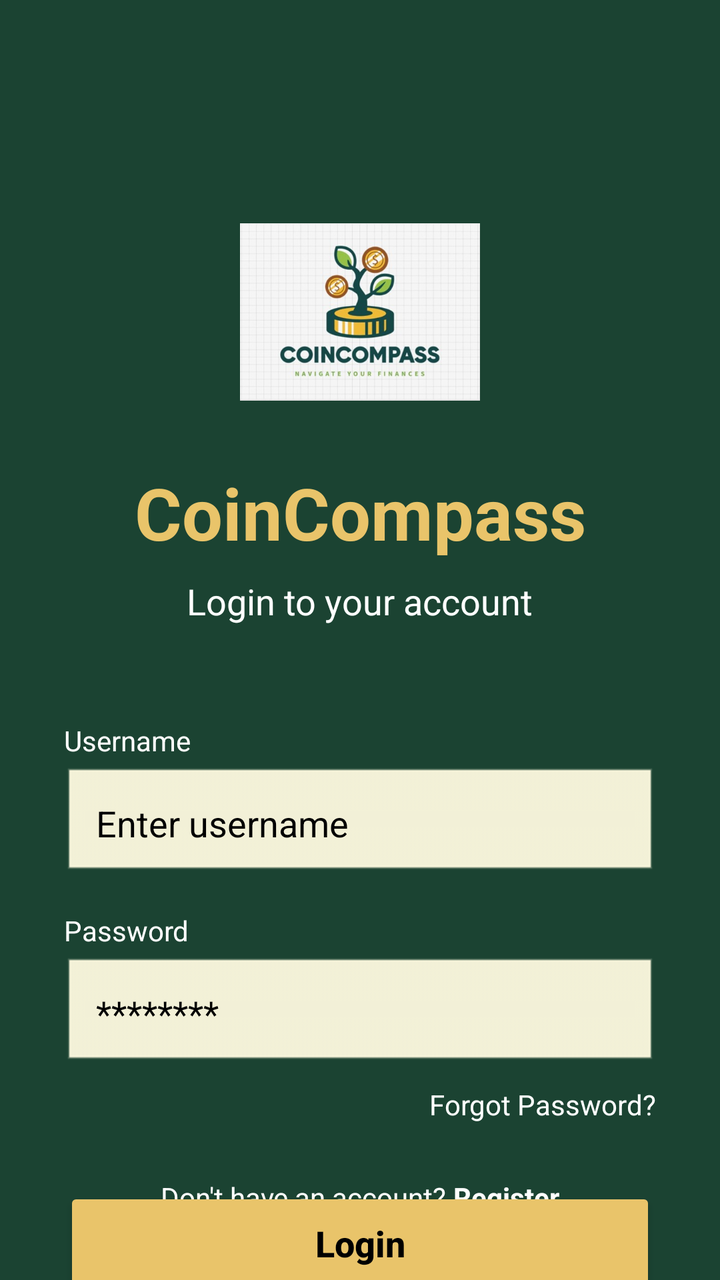
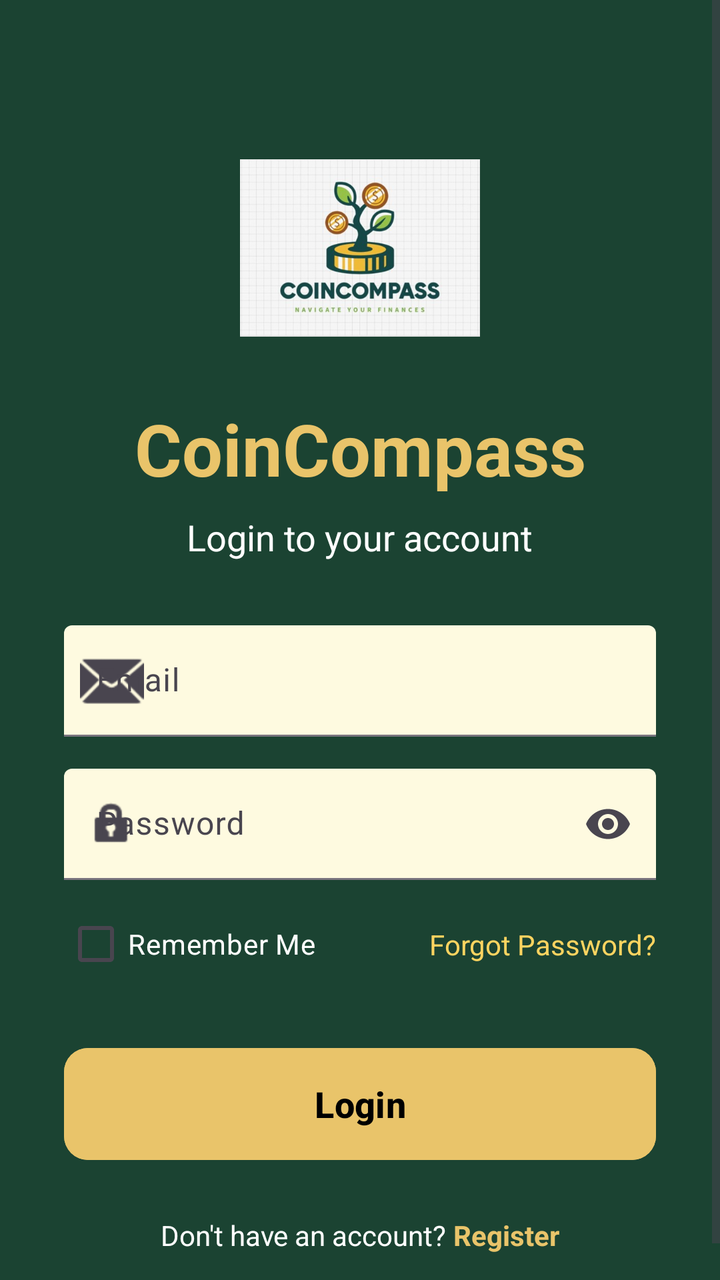

Compare the two renders of this Android layout. The source of the first and the diff that turns it into the second are given below.
<!-- AndroidManifest.xml: application theme Theme.CoinCompass -->
<!-- res/layout/activity_login.xml -->
<?xml version="1.0" encoding="utf-8"?>
<androidx.constraintlayout.widget.ConstraintLayout xmlns:android="http://schemas.android.com/apk/res/android"
    xmlns:app="http://schemas.android.com/apk/res-auto"
    xmlns:tools="http://schemas.android.com/tools"
    android:layout_width="match_parent"
    android:layout_height="match_parent"
    android:background="@color/dark_green"
    android:paddingTop="32dp"
    tools:context=".ui.LoginActivity">

    
    <ImageView
        android:id="@+id/logo"
        android:layout_width="120dp"
        android:layout_height="120dp"
        android:layout_marginTop="64dp"
        android:contentDescription="App Logo"
        app:layout_constraintEnd_toEndOf="parent"
        app:layout_constraintStart_toStartOf="parent"
        app:layout_constraintTop_toTopOf="parent"
        app:srcCompat="@drawable/ic_logo" />

    
    <TextView
        android:id="@+id/welcome_text"
        android:layout_width="wrap_content"
        android:layout_height="wrap_content"
        android:layout_marginTop="16dp"
        android:text="CoinCompass"
        android:textColor="@color/gold"
        android:textSize="36sp"
        android:textStyle="bold"
        app:layout_constraintEnd_toEndOf="parent"
        app:layout_constraintStart_toStartOf="parent"
        app:layout_constraintTop_toBottomOf="@id/logo" />

    <TextView
        android:id="@+id/subtitle"
        android:layout_width="wrap_content"
        android:layout_height="wrap_content"
        android:layout_marginTop="8dp"
        android:text="Login to your account"
        android:textColor="@color/white"
        android:textSize="18sp"
        app:layout_constraintEnd_toEndOf="parent"
        app:layout_constraintStart_toStartOf="parent"
        app:layout_constraintTop_toBottomOf="@id/welcome_text" />

    
    <LinearLayout
        android:id="@+id/input_container"
        android:layout_width="0dp"
        android:layout_height="wrap_content"
        android:layout_marginHorizontal="32dp"
        android:layout_marginTop="48dp"
        android:orientation="vertical"
        app:layout_constraintEnd_toEndOf="parent"
        app:layout_constraintStart_toStartOf="parent"
        app:layout_constraintTop_toBottomOf="@id/subtitle">

        <TextView
            android:layout_width="wrap_content"
            android:layout_height="wrap_content"
            android:text="Username"
            android:textColor="@color/white"
            android:layout_marginBottom="4dp"/>

        <EditText
            android:id="@+id/username_edit"
            android:layout_width="match_parent"
            android:layout_height="56dp"
            android:backgroundTint="@color/cream_input"
            android:background="@android:drawable/edit_text"
            android:hint="Enter username"
            android:padding="16dp"
            android:textColor="@color/black"
            android:textColorHint="@color/black" />

        <TextView
            android:layout_width="wrap_content"
            android:layout_height="wrap_content"
            android:text="Password"
            android:textColor="@color/white"
            android:layout_marginTop="16dp"
            android:layout_marginBottom="4dp"/>

        <EditText
            android:id="@+id/password_edit"
            android:layout_width="match_parent"
            android:layout_height="56dp"
            android:background="@android:drawable/edit_text"
            android:backgroundTint="@color/cream_input"
            android:hint="********"
            android:inputType="textPassword"
            android:padding="16dp"
            android:textColor="@color/black"
            android:textColorHint="@color/black" />

        <TextView
            android:id="@+id/forgot_password"
            android:layout_width="wrap_content"
            android:layout_height="wrap_content"
            android:layout_gravity="end"
            android:layout_marginTop="8dp"
            android:text="Forgot Password?"
            android:textColor="@color/white" />

    </LinearLayout>

    
    <Button
        android:id="@+id/signin_button"
        android:layout_width="0dp"
        android:layout_height="56dp"
        android:layout_marginHorizontal="32dp"
        android:layout_marginTop="32dp"
        android:backgroundTint="@color/gold"
        android:text="Login"
        android:textAllCaps="false"
        android:textColor="@color/black"
        android:textSize="18sp"
        android:textStyle="bold"
        app:layout_constraintEnd_toEndOf="parent"
        app:layout_constraintStart_toStartOf="parent"
        app:layout_constraintTop_toBottomOf="@id/input_container" />

    
    <LinearLayout
        android:layout_width="wrap_content"
        android:layout_height="wrap_content"
        android:layout_marginBottom="32dp"
        android:orientation="horizontal"
        app:layout_constraintBottom_toBottomOf="parent"
        app:layout_constraintEnd_toEndOf="parent"
        app:layout_constraintStart_toStartOf="parent">

        <TextView
            android:layout_width="wrap_content"
            android:layout_height="wrap_content"
            android:text="Don't have an account? "
            android:textColor="@color/white" />

        <TextView
            android:id="@+id/signup_link"
            android:layout_width="wrap_content"
            android:layout_height="wrap_content"
            android:text="Register"
            android:textColor="@color/white"
            android:textStyle="bold" />
    </LinearLayout>

</androidx.constraintlayout.widget.ConstraintLayout>
<!-- resources referenced by this layout -->
<resources>
  <color name="black">#FF000000</color>
  <color name="cream_input">#FEFAE0</color>
  <color name="dark_green">#1B4332</color>
  <color name="gold">#E9C46A</color>
  <color name="white">#FFFFFFFF</color>
  <!-- drawable ic_logo: jpg bitmap (drawable, 38306 bytes) -->
  <style name="Theme.CoinCompass" parent="Base.Theme.CoinCompass" />
  <style name="Base.Theme.CoinCompass" parent="Theme.Material3.DayNight.NoActionBar">
          <item name="colorPrimary">@color/primary</item>
          <item name="colorPrimaryDark">@color/primary_dark</item>
          <item name="colorAccent">@color/accent</item>
          <item name="colorSecondaryContainer">@color/light_green</item>
      </style>
  <color name="primary">#1B4332</color>
  <color name="primary_dark">#081C15</color>
  <color name="accent">#E9C46A</color>
  <color name="light_green">#D8E2DC</color>
</resources>

<!-- the commit's change to res/layout/activity_login.xml (unified diff, before → after) -->
@@ -5,148 +5,153 @@
     android:layout_width="match_parent"
     android:layout_height="match_parent"
     android:background="@color/dark_green"
-    android:paddingTop="32dp"
     tools:context=".ui.LoginActivity">
 
-    
-    <ImageView
-        android:id="@+id/logo"
-        android:layout_width="120dp"
-        android:layout_height="120dp"
-        android:layout_marginTop="64dp"
-        android:contentDescription="App Logo"
-        app:layout_constraintEnd_toEndOf="parent"
-        app:layout_constraintStart_toStartOf="parent"
-        app:layout_constraintTop_toTopOf="parent"
-        app:srcCompat="@drawable/ic_logo" />
+    <ScrollView
+        android:layout_width="match_parent"
+        android:layout_height="match_parent"
+        android:fillViewport="true">
 
-    
-    <TextView
-        android:id="@+id/welcome_text"
-        android:layout_width="wrap_content"
-        android:layout_height="wrap_content"
-        android:layout_marginTop="16dp"
-        android:text="CoinCompass"
-        android:textColor="@color/gold"
-        android:textSize="36sp"
-        android:textStyle="bold"
-        app:layout_constraintEnd_toEndOf="parent"
-        app:layout_constraintStart_toStartOf="parent"
-        app:layout_constraintTop_toBottomOf="@id/logo" />
+        <androidx.constraintlayout.widget.ConstraintLayout
+            android:layout_width="match_parent"
+            android:layout_height="wrap_content"
+            android:padding="32dp">
 
-    <TextView
-        android:id="@+id/subtitle"
-        android:layout_width="wrap_content"
-        android:layout_height="wrap_content"
-        android:layout_marginTop="8dp"
-        android:text="Login to your account"
-        android:textColor="@color/white"
-        android:textSize="18sp"
-        app:layout_constraintEnd_toEndOf="parent"
-        app:layout_constraintStart_toStartOf="parent"
-        app:layout_constraintTop_toBottomOf="@id/welcome_text" />
+            <ImageView
+                android:id="@+id/logo"
+                android:layout_width="120dp"
+                android:layout_height="120dp"
+                android:layout_marginTop="32dp"
+                android:contentDescription="App Logo"
+                app:layout_constraintEnd_toEndOf="parent"
+                app:layout_constraintStart_toStartOf="parent"
+                app:layout_constraintTop_toTopOf="parent"
+                app:srcCompat="@drawable/ic_logo" />
 
-    
-    <LinearLayout
-        android:id="@+id/input_container"
-        android:layout_width="0dp"
-        android:layout_height="wrap_content"
-        android:layout_marginHorizontal="32dp"
-        android:layout_marginTop="48dp"
-        android:orientation="vertical"
-        app:layout_constraintEnd_toEndOf="parent"
-        app:layout_constraintStart_toStartOf="parent"
-        app:layout_constraintTop_toBottomOf="@id/subtitle">
+            <TextView
+                android:id="@+id/welcome_text"
+                android:layout_width="wrap_content"
+                android:layout_height="wrap_content"
+                android:layout_marginTop="16dp"
+                android:text="CoinCompass"
+                android:textColor="@color/gold"
+                android:textSize="36sp"
+                android:textStyle="bold"
+                app:layout_constraintEnd_toEndOf="parent"
+                app:layout_constraintStart_toStartOf="parent"
+                app:layout_constraintTop_toBottomOf="@id/logo" />
 
-        <TextView
-            android:layout_width="wrap_content"
-            android:layout_height="wrap_content"
-            android:text="Username"
-            android:textColor="@color/white"
-            android:layout_marginBottom="4dp"/>
+            <TextView
+                android:id="@+id/subtitle"
+                android:layout_width="wrap_content"
+                android:layout_height="wrap_content"
+                android:layout_marginTop="8dp"
+                android:text="Login to your account"
+                android:textColor="@color/white"
+                android:textSize="18sp"
+                app:layout_constraintEnd_toEndOf="parent"
+                app:layout_constraintStart_toStartOf="parent"
+                app:layout_constraintTop_toBottomOf="@id/welcome_text" />
 
-        <EditText
-            android:id="@+id/username_edit"
-            android:layout_width="match_parent"
-            android:layout_height="56dp"
-            android:backgroundTint="@color/cream_input"
-            android:background="@android:drawable/edit_text"
-            android:hint="Enter username"
-            android:padding="16dp"
-            android:textColor="@color/black"
-            android:textColorHint="@color/black" />
+            <com.google.android.material.textfield.TextInputLayout
+                android:id="@+id/email_layout"
+                style="@style/Widget.Material3.TextInputLayout.FilledBox"
+                android:layout_width="match_parent"
+                android:layout_height="wrap_content"
+                android:layout_marginTop="32dp"
+                android:hint="Email"
+                app:boxBackgroundColor="@color/cream_input"
+                app:hintTextColor="@color/mid_green"
+                app:layout_constraintTop_toBottomOf="@id/subtitle"
+                app:startIconDrawable="@android:drawable/ic_dialog_email">
 
-        <TextView
-            android:layout_width="wrap_content"
-            android:layout_height="wrap_content"
-            android:text="Password"
-            android:textColor="@color/white"
-            android:layout_marginTop="16dp"
-            android:layout_marginBottom="4dp"/>
+                <com.google.android.material.textfield.TextInputEditText
+                    android:id="@+id/email_edit"
+                    android:layout_width="match_parent"
+                    android:layout_height="wrap_content"
+                    android:inputType="textEmailAddress"
+                    android:textColor="@color/black" />
+            </com.google.android.material.textfield.TextInputLayout>
 
-        <EditText
-            android:id="@+id/password_edit"
-            android:layout_width="match_parent"
-            android:layout_height="56dp"
-            android:background="@android:drawable/edit_text"
-            android:backgroundTint="@color/cream_input"
-            android:hint="********"
-            android:inputType="textPassword"
-            android:padding="16dp"
-            android:textColor="@color/black"
-            android:textColorHint="@color/black" />
+            <com.google.android.material.textfield.TextInputLayout
+                android:id="@+id/password_layout"
+                style="@style/Widget.Material3.TextInputLayout.FilledBox"
+                android:layout_width="match_parent"
+                android:layout_height="wrap_content"
+                android:layout_marginTop="16dp"
+                android:hint="Password"
+                app:boxBackgroundColor="@color/cream_input"
+                app:endIconMode="password_toggle"
+                app:hintTextColor="@color/mid_green"
+                app:layout_constraintTop_toBottomOf="@id/email_layout"
+                app:startIconDrawable="@android:drawable/ic_lock_idle_lock">
 
-        <TextView
-            android:id="@+id/forgot_password"
-            android:layout_width="wrap_content"
-            android:layout_height="wrap_content"
-            android:layout_gravity="end"
-            android:layout_marginTop="8dp"
-            android:text="Forgot Password?"
-            android:textColor="@color/white" />
+                <com.google.android.material.textfield.TextInputEditText
+                    android:id="@+id/password_edit"
+                    android:layout_width="match_parent"
+                    android:layout_height="wrap_content"
+                    android:inputType="textPassword"
+                    android:textColor="@color/black" />
+            </com.google.android.material.textfield.TextInputLayout>
 
-    </LinearLayout>
+            <com.google.android.material.checkbox.MaterialCheckBox
+                android:id="@+id/remember_me_checkbox"
+                android:layout_width="wrap_content"
+                android:layout_height="wrap_content"
+                android:layout_marginTop="8dp"
+                android:text="Remember Me"
+                android:textColor="@color/white"
+                app:layout_constraintStart_toStartOf="parent"
+                app:layout_constraintTop_toBottomOf="@id/password_layout" />
 
-    
-    <Button
-        android:id="@+id/signin_button"
-        android:layout_width="0dp"
-        android:layout_height="56dp"
-        android:layout_marginHorizontal="32dp"
-        android:layout_marginTop="32dp"
-        android:backgroundTint="@color/gold"
-        android:text="Login"
-        android:textAllCaps="false"
-        android:textColor="@color/black"
-        android:textSize="18sp"
-        android:textStyle="bold"
-        app:layout_constraintEnd_toEndOf="parent"
-        app:layout_constraintStart_toStartOf="parent"
-        app:layout_constraintTop_toBottomOf="@id/input_container" />
+            <TextView
+                android:id="@+id/forgot_password"
+                android:layout_width="wrap_content"
+                android:layout_height="wrap_content"
+                android:text="Forgot Password?"
+                android:textColor="@color/soft_gold"
+                app:layout_constraintBottom_toBottomOf="@id/remember_me_checkbox"
+                app:layout_constraintEnd_toEndOf="parent"
+                app:layout_constraintTop_toTopOf="@id/remember_me_checkbox" />
 
-    
-    <LinearLayout
-        android:layout_width="wrap_content"
-        android:layout_height="wrap_content"
-        android:layout_marginBottom="32dp"
-        android:orientation="horizontal"
-        app:layout_constraintBottom_toBottomOf="parent"
-        app:layout_constraintEnd_toEndOf="parent"
-        app:layout_constraintStart_toStartOf="parent">
+            <com.google.android.material.button.MaterialButton
+                android:id="@+id/signin_button"
+                android:layout_width="match_parent"
+                android:layout_height="64dp"
+                android:layout_marginTop="24dp"
+                android:backgroundTint="@color/gold"
+                android:text="Login"
+                android:textColor="@color/black"
+                android:textSize="18sp"
+                android:textStyle="bold"
+                app:cornerRadius="12dp"
+                app:layout_constraintTop_toBottomOf="@id/remember_me_checkbox" />
 
-        <TextView
-            android:layout_width="wrap_content"
-            android:layout_height="wrap_content"
-            android:text="Don't have an account? "
-            android:textColor="@color/white" />
+            <LinearLayout
+                android:layout_width="wrap_content"
+                android:layout_height="wrap_content"
+                android:layout_marginTop="24dp"
+                android:orientation="horizontal"
+                app:layout_constraintEnd_toEndOf="parent"
+                app:layout_constraintStart_toStartOf="parent"
+                app:layout_constraintTop_toBottomOf="@id/signin_button">
 
-        <TextView
-            android:id="@+id/signup_link"
-            android:layout_width="wrap_content"
-            android:layout_height="wrap_content"
-            android:text="Register"
-            android:textColor="@color/white"
-            android:textStyle="bold" />
-    </LinearLayout>
+                <TextView
+                    android:layout_width="wrap_content"
+                    android:layout_height="wrap_content"
+                    android:text="Don't have an account? "
+                    android:textColor="@color/white" />
+
+                <TextView
+                    android:id="@+id/signup_link"
+                    android:layout_width="wrap_content"
+                    android:layout_height="wrap_content"
+                    android:text="Register"
+                    android:textColor="@color/gold"
+                    android:textStyle="bold" />
+            </LinearLayout>
+
+        </androidx.constraintlayout.widget.ConstraintLayout>
+    </ScrollView>
 
 </androidx.constraintlayout.widget.ConstraintLayout>
<!-- resource entries referenced after the edit -->
@@ -4,6 +4,8 @@
   <color name="cream_input">#FEFAE0</color>
   <color name="dark_green">#1B4332</color>
   <color name="gold">#E9C46A</color>
+  <color name="mid_green">#2D6A4F</color>
+  <color name="soft_gold">#FFD460</color>
   <color name="white">#FFFFFFFF</color>
   <!-- drawable ic_logo: jpg bitmap (drawable, 38306 bytes) -->
   <style name="Theme.CoinCompass" parent="Base.Theme.CoinCompass" />
